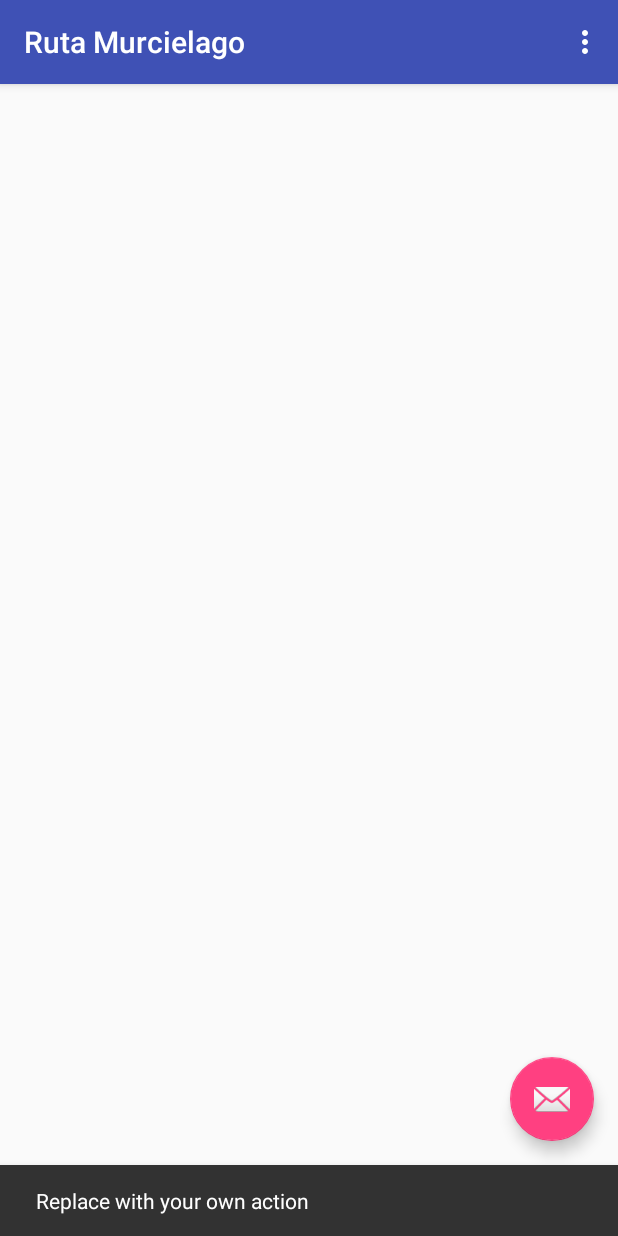
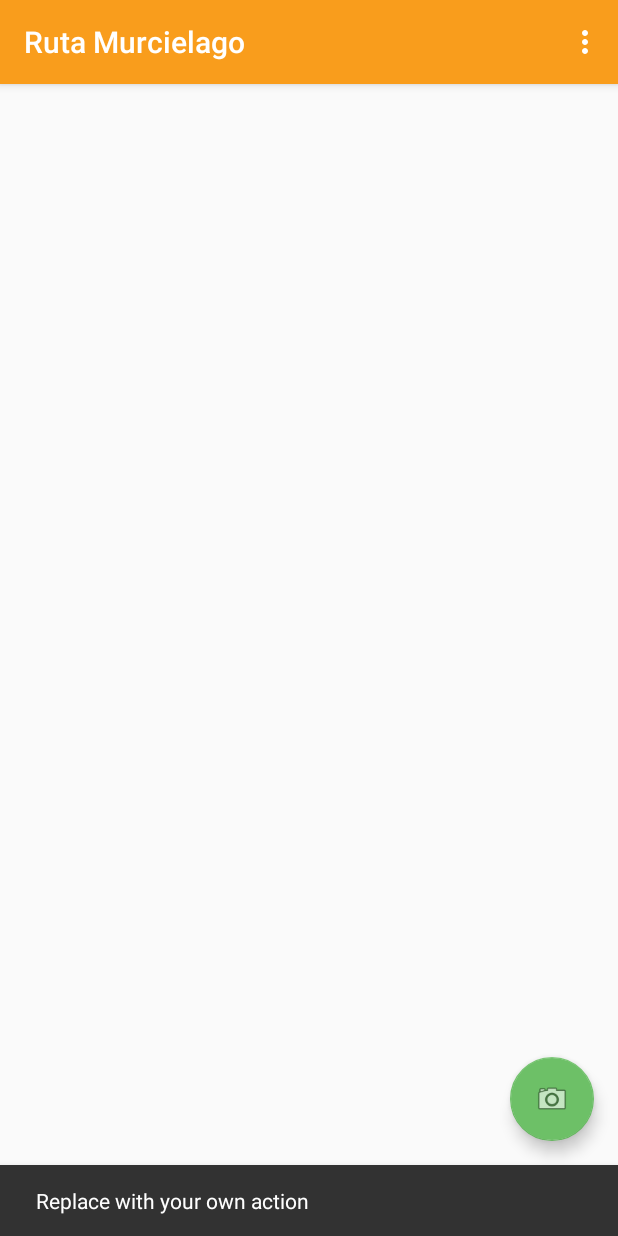
Before and after one commit to EniacsTeam/Recorrido-geologico, an Android app: the screen it shows after launch (MainActivity), after a tap on an icon or button, on a phone screen of 412 x 824 dp. Run offline under Robolectric (Android 15) with nearby library versions, the phone set to English and light mode, and no system bars; libraries missing offline, so code that uses them is left out: org.osmdroid.views; 4 statements that could not run were skipped.

Commit message:
Splash listo, cambio de colores a los solicitados por el cliente.

```diff
--- a/app/src/main/AndroidManifest.xml
+++ b/app/src/main/AndroidManifest.xml
@@ -9,16 +9,23 @@
         android:roundIcon="@mipmap/ic_launcher_round"
         android:supportsRtl="true"
         android:theme="@style/AppTheme">
+
+        <activity android:name=".SplashActivity"
+            android:theme="@style/SplashTheme">
+            <intent-filter>
+                <action android:name="android.intent.action.MAIN" />
+                <category android:name="android.intent.category.LAUNCHER" />
+            </intent-filter>
+
+        </activity>
+
         <activity
             android:name=".MainActivity"
             android:label="@string/app_name"
-            android:theme="@style/AppTheme.NoActionBar">
-            <intent-filter>
-                <action android:name="android.intent.action.MAIN" />
+            android:theme="@style/AppTheme.NoActionBar"/>
 
-                <category android:name="android.intent.category.LAUNCHER" />
-            </intent-filter>
-        </activity>
+
+
     </application>
 
 </manifest>
--- /dev/null
+++ b/app/src/main/java/com/eniacs_team/rutamurcielago/SplashActivity.java
@@ -0,0 +1,28 @@
+package com.eniacs_team.rutamurcielago;
+
+import android.app.Activity;
+
+/**
+ * Created by kenca on 21/04/2017.
+ */
+
+import android.content.Intent;
+import android.os.Bundle;
+import android.support.v7.app.AppCompatActivity;
+
+/**
+ * Created by kenca on 18/04/2017.
+ */
+
+
+/*Clase que tiene el splash mientras carga la aplicación.*/
+public class SplashActivity extends AppCompatActivity {
+    @Override
+    protected void onCreate(Bundle savedInstanceState) {
+        super.onCreate(savedInstanceState);
+        // Start home activity
+        startActivity(new Intent(SplashActivity.this, MainActivity.class));
+        // close splash activity
+        finish();
+    }
+}
--- /dev/null
+++ b/app/src/main/res/drawable/splash_background.xml
@@ -0,0 +1,12 @@
+<?xml version="1.0" encoding="utf-8"?>
+<layer-list xmlns:android="http://schemas.android.com/apk/res/android">
+
+    <item android:drawable="@color/colorPrimaryDark" />
+
+    <item>
+        <bitmap
+            android:gravity="fill"
+            android:src="@mipmap/splash" />
+    </item>
+
+</layer-list>
--- a/app/src/main/res/layout/activity_main.xml
+++ b/app/src/main/res/layout/activity_main.xml
@@ -28,6 +28,6 @@
         android:layout_height="wrap_content"
         android:layout_gravity="bottom|end"
         android:layout_margin="@dimen/fab_margin"
-        app:srcCompat="@android:drawable/ic_dialog_email" />
+        app:srcCompat="@android:drawable/ic_menu_camera" />
 
 </android.support.design.widget.CoordinatorLayout>
--- a/app/src/main/res/values/colors.xml
+++ b/app/src/main/res/values/colors.xml
@@ -1,6 +1,7 @@
 <?xml version="1.0" encoding="utf-8"?>
 <resources>
-    <color name="colorPrimary">#3F51B5</color>
-    <color name="colorPrimaryDark">#303F9F</color>
-    <color name="colorAccent">#FF4081</color>
+    <color name="colorPrimary">#f99d1c</color>
+    <color name="colorPrimaryDark">#f99d1c</color>
+    <color name="colorAccent">#6dc067</color>
+    <color name="colorPrimaryLigth">#e5b365</color>
 </resources>
--- a/app/src/main/res/values/styles.xml
+++ b/app/src/main/res/values/styles.xml
@@ -17,4 +17,8 @@
 
     <style name="AppTheme.PopupOverlay" parent="ThemeOverlay.AppCompat.Light" />
 
+    <style name="SplashTheme" parent="Theme.AppCompat.NoActionBar">
+        <item name="android:windowBackground">@drawable/splash_background</item>
+    </style>
+
 </resources>
```
Also changed, not shown: app/src/main/res/mipmap-hdpi/splash.jpg (added), app/src/main/res/mipmap-mdpi/splash.jpg (added), app/src/main/res/mipmap-xhdpi/splash.jpg (added), app/src/main/res/mipmap-xxhdpi/splash.jpg (added), app/src/main/res/mipmap-xxxhdpi/splash.jpg (added), 7 other files.
